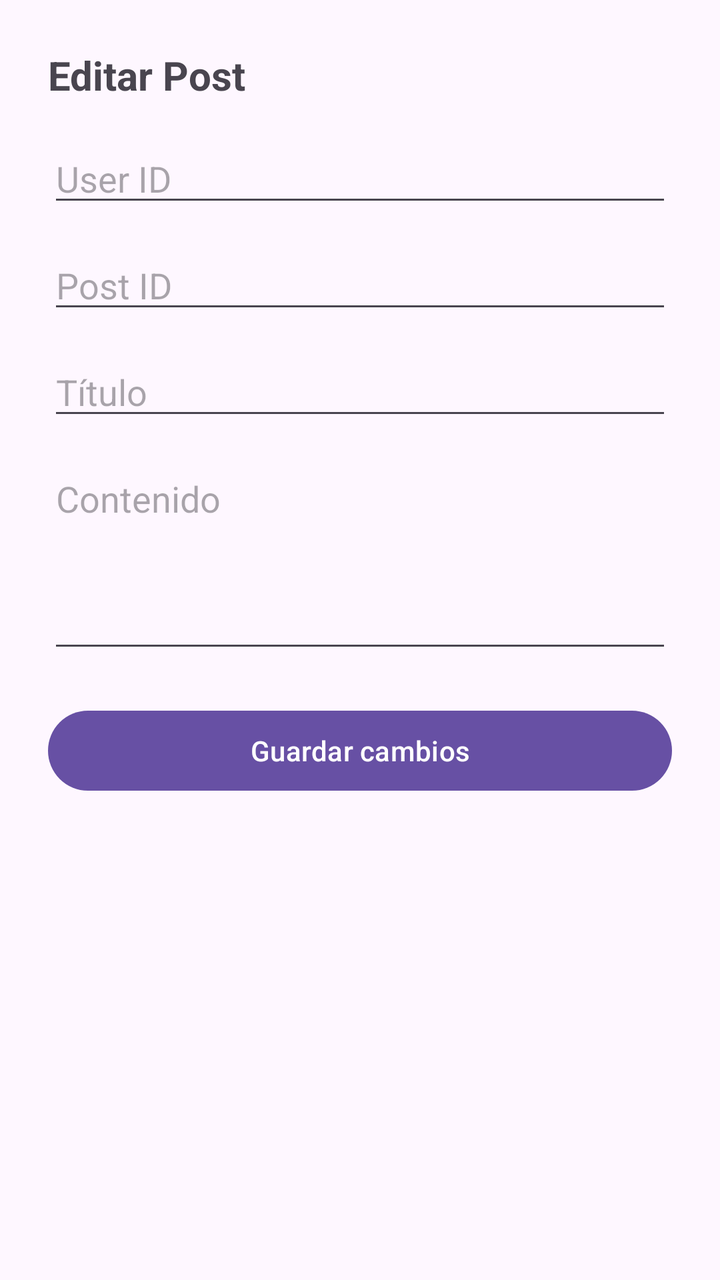
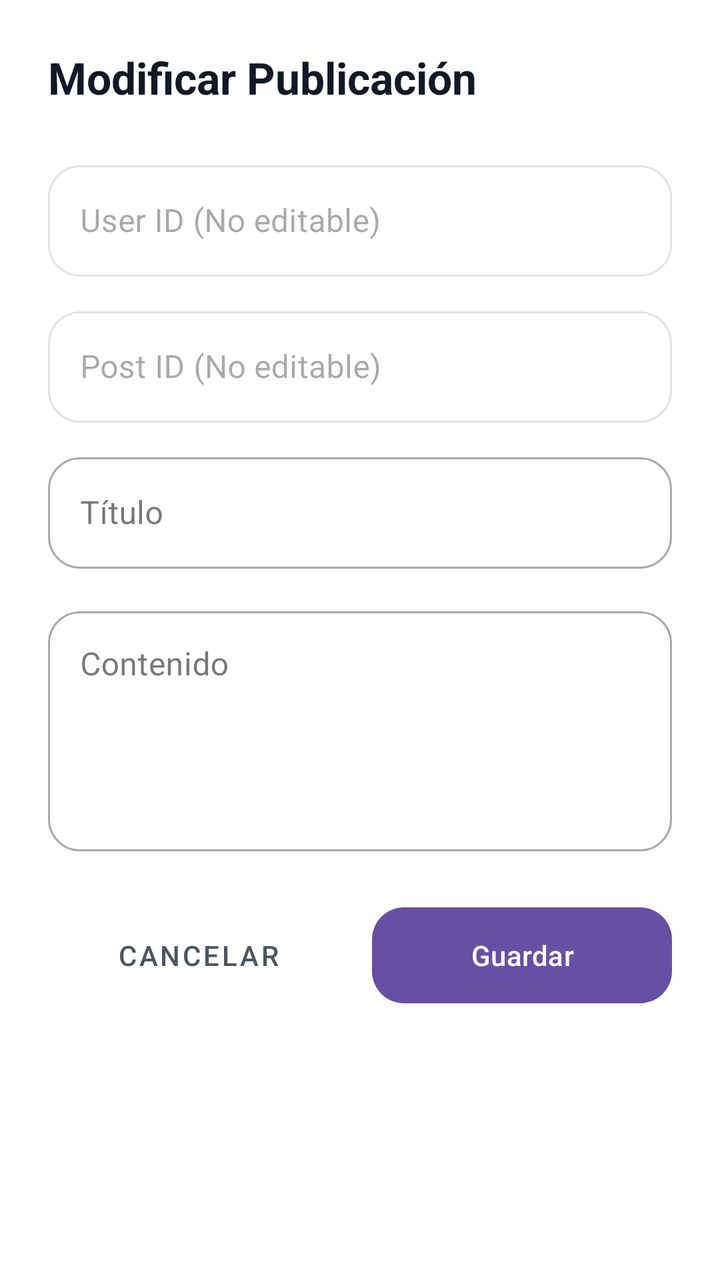

Compare the two renders of this Android layout. The source of the first and the diff that turns it into the second are given below.
<!-- AndroidManifest.xml: application theme Theme.MyApplicationMVVM -->
<!-- res/layout/dialog_edit_post.xml -->
<?xml version="1.0" encoding="utf-8"?>
<ScrollView
    xmlns:android="http://schemas.android.com/apk/res/android"
    android:padding="24dp"
    android:layout_width="match_parent"
    android:layout_height="wrap_content">

    <LinearLayout
        android:orientation="vertical"
        android:layout_width="match_parent"
        android:layout_height="wrap_content">

        <TextView
            android:text="Editar Post"
            android:textSize="20sp"
            android:textStyle="bold"
            android:layout_marginBottom="16dp"
            android:layout_width="wrap_content"
            android:layout_height="wrap_content"/>

        <EditText
            android:id="@+id/etUserId"
            android:hint="User ID"
            android:inputType="number"
            android:layout_width="match_parent"
            android:layout_height="wrap_content"/>

        <EditText
            android:id="@+id/etId"
            android:hint="Post ID"
            android:inputType="number"
            android:layout_marginTop="12dp"
            android:layout_width="match_parent"
            android:layout_height="wrap_content"/>

        <EditText
            android:id="@+id/etTitle"
            android:hint="Título"
            android:layout_marginTop="12dp"
            android:layout_width="match_parent"
            android:layout_height="wrap_content"/>

        <EditText
            android:id="@+id/etBody"
            android:hint="Contenido"
            android:layout_marginTop="12dp"
            android:minLines="4"
            android:gravity="top"
            android:layout_width="match_parent"
            android:layout_height="wrap_content"/>

        <Button
            android:id="@+id/btnSave"
            android:text="Guardar cambios"
            android:layout_marginTop="20dp"
            android:layout_width="match_parent"
            android:layout_height="wrap_content"/>

    </LinearLayout>

</ScrollView>
<!-- resources referenced by this layout -->
<resources>
  <style name="Theme.MyApplicationMVVM" parent="Base.Theme.MyApplicationMVVM" />
  <style name="Base.Theme.MyApplicationMVVM" parent="Theme.Material3.DayNight.NoActionBar">
          
          
      </style>
</resources>

<!-- the commit's change to res/layout/dialog_edit_post.xml (unified diff, before → after) -->
@@ -1,61 +1,120 @@
 <?xml version="1.0" encoding="utf-8"?>
-<ScrollView
-    xmlns:android="http://schemas.android.com/apk/res/android"
+<LinearLayout xmlns:android="http://schemas.android.com/apk/res/android"
+    xmlns:app="http://schemas.android.com/apk/res-auto"
+    android:layout_width="match_parent"
+    android:layout_height="wrap_content"
+    android:orientation="vertical"
     android:padding="24dp"
-    android:layout_width="match_parent"
-    android:layout_height="wrap_content">
+    android:background="@android:color/white">
+
+    <TextView
+        android:layout_width="wrap_content"
+        android:layout_height="wrap_content"
+        android:text="Modificar Publicación"
+        android:textSize="22sp"
+        android:textStyle="bold"
+        android:textColor="#111827"
+        android:layout_marginBottom="24dp"/>
+
+    
+    <com.google.android.material.textfield.TextInputLayout
+        style="@style/Widget.MaterialComponents.TextInputLayout.OutlinedBox"
+        android:layout_width="match_parent"
+        android:layout_height="wrap_content"
+        android:hint="User ID (No editable)"
+        android:layout_marginBottom="12dp"
+        android:enabled="false"
+        app:boxCornerRadiusTopStart="16dp"
+        app:boxCornerRadiusTopEnd="16dp"
+        app:boxCornerRadiusBottomStart="16dp"
+        app:boxCornerRadiusBottomEnd="16dp">
+
+        <com.google.android.material.textfield.TextInputEditText
+            android:id="@+id/etUserId"
+            android:layout_width="match_parent"
+            android:layout_height="wrap_content"
+            android:textColor="#9CA3AF" />
+    </com.google.android.material.textfield.TextInputLayout>
+
+    
+    <com.google.android.material.textfield.TextInputLayout
+        style="@style/Widget.MaterialComponents.TextInputLayout.OutlinedBox"
+        android:layout_width="match_parent"
+        android:layout_height="wrap_content"
+        android:hint="Post ID (No editable)"
+        android:layout_marginBottom="12dp"
+        android:enabled="false"
+        app:boxCornerRadiusTopStart="16dp"
+        app:boxCornerRadiusTopEnd="16dp"
+        app:boxCornerRadiusBottomStart="16dp"
+        app:boxCornerRadiusBottomEnd="16dp">
+
+        <com.google.android.material.textfield.TextInputEditText
+            android:id="@+id/etId"
+            android:layout_width="match_parent"
+            android:layout_height="wrap_content"
+            android:textColor="#9CA3AF" />
+    </com.google.android.material.textfield.TextInputLayout>
+
+    <com.google.android.material.textfield.TextInputLayout
+        style="@style/Widget.MaterialComponents.TextInputLayout.OutlinedBox"
+        android:layout_width="match_parent"
+        android:layout_height="wrap_content"
+        android:hint="Título"
+        android:layout_marginBottom="16dp"
+        app:boxCornerRadiusTopStart="16dp"
+        app:boxCornerRadiusTopEnd="16dp"
+        app:boxCornerRadiusBottomStart="16dp"
+        app:boxCornerRadiusBottomEnd="16dp">
+
+        <com.google.android.material.textfield.TextInputEditText
+            android:id="@+id/etTitle"
+            android:layout_width="match_parent"
+            android:layout_height="wrap_content" />
+    </com.google.android.material.textfield.TextInputLayout>
+
+    <com.google.android.material.textfield.TextInputLayout
+        style="@style/Widget.MaterialComponents.TextInputLayout.OutlinedBox"
+        android:layout_width="match_parent"
+        android:layout_height="wrap_content"
+        android:hint="Contenido"
+        android:layout_marginBottom="24dp"
+        app:boxCornerRadiusTopStart="16dp"
+        app:boxCornerRadiusTopEnd="16dp"
+        app:boxCornerRadiusBottomStart="16dp"
+        app:boxCornerRadiusBottomEnd="16dp">
+
+        <com.google.android.material.textfield.TextInputEditText
+            android:id="@+id/etBody"
+            android:layout_width="match_parent"
+            android:layout_height="120dp"
+            android:gravity="top"
+            android:inputType="textMultiLine" />
+    </com.google.android.material.textfield.TextInputLayout>
 
     <LinearLayout
-        android:orientation="vertical"
         android:layout_width="match_parent"
-        android:layout_height="wrap_content">
+        android:layout_height="wrap_content"
+        android:orientation="horizontal">
 
-        <TextView
-            android:text="Editar Post"
-            android:textSize="20sp"
-            android:textStyle="bold"
-            android:layout_marginBottom="16dp"
-            android:layout_width="wrap_content"
-            android:layout_height="wrap_content"/>
+        <com.google.android.material.button.MaterialButton
+            android:id="@+id/btnCancel"
+            style="@style/Widget.MaterialComponents.Button.TextButton"
+            android:layout_width="0dp"
+            android:layout_weight="1"
+            android:layout_height="56dp"
+            android:text="Cancelar"
+            android:textColor="#4B5563"/>
 
-        <EditText
-            android:id="@+id/etUserId"
-            android:hint="User ID"
-            android:inputType="number"
-            android:layout_width="match_parent"
-            android:layout_height="wrap_content"/>
-
-        <EditText
-            android:id="@+id/etId"
-            android:hint="Post ID"
-            android:inputType="number"
-            android:layout_marginTop="12dp"
-            android:layout_width="match_parent"
-            android:layout_height="wrap_content"/>
-
-        <EditText
-            android:id="@+id/etTitle"
-            android:hint="Título"
-            android:layout_marginTop="12dp"
-            android:layout_width="match_parent"
-            android:layout_height="wrap_content"/>
-
-        <EditText
-            android:id="@+id/etBody"
-            android:hint="Contenido"
-            android:layout_marginTop="12dp"
-            android:minLines="4"
-            android:gravity="top"
-            android:layout_width="match_parent"
-            android:layout_height="wrap_content"/>
-
-        <Button
+        <com.google.android.material.button.MaterialButton
             android:id="@+id/btnSave"
-            android:text="Guardar cambios"
-            android:layout_marginTop="20dp"
-            android:layout_width="match_parent"
-            android:layout_height="wrap_content"/>
+            android:layout_width="0dp"
+            android:layout_weight="1"
+            android:layout_height="56dp"
+            android:text="Guardar"
+            app:cornerRadius="16dp"
+            android:layout_marginStart="12dp"/>
 
     </LinearLayout>
 
-</ScrollView>
+</LinearLayout>
